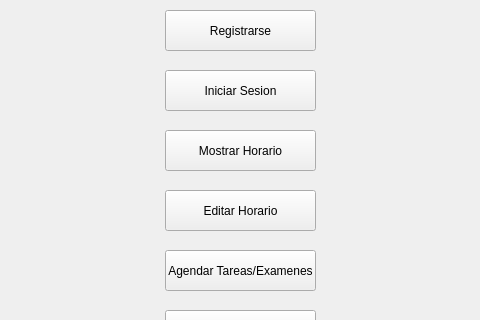
matedipa/Agenda-digital, file main_window.ui: the form before one commit; both pictures show x 115 to 595 and y 0 to 320 of the 712 by 600 pixel window.
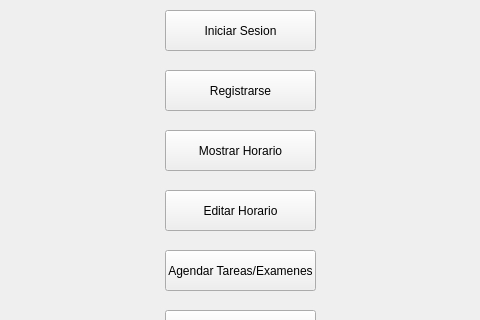
The form after the commit.

The edit to the form file:
```diff
--- a/main_window.ui
+++ b/main_window.ui
@@ -76,7 +76,7 @@
      </rect>
     </property>
     <property name="text">
-     <string>Iniciar Sesion</string>
+     <string>Registrarse</string>
     </property>
    </widget>
    <widget class="QPushButton" name="pushButton_8">
@@ -89,7 +89,7 @@
      </rect>
     </property>
     <property name="text">
-     <string>Registrarse</string>
+     <string>Iniciar Sesion</string>
     </property>
    </widget>
   </widget>
```
